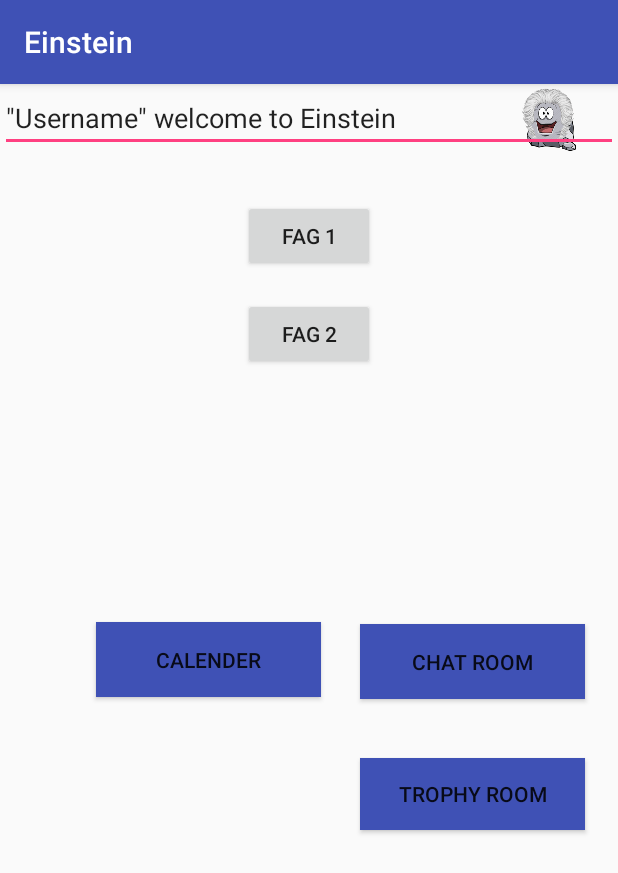
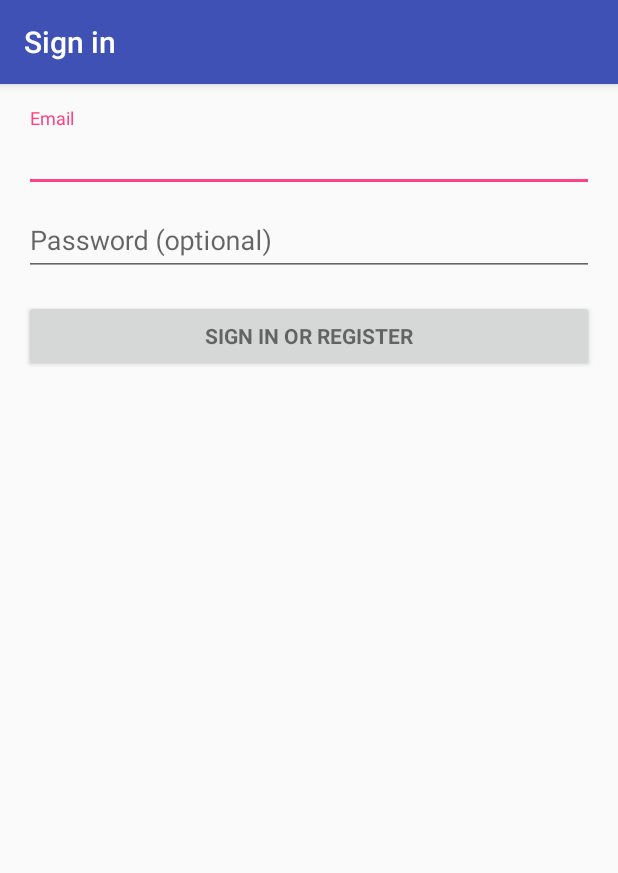
Before and after one commit to DitteCallesen/Einstein_PU, an Android app: the screen it shows after launch (MainActivity before the commit, LoginActivity after it), on a phone screen of 412 x 824 dp. Shown: the top 873 px of the screen. Run offline under Robolectric (Android 15) with nearby library versions, the phone set to English and light mode, and no system bars; 2 statements that could not run were skipped.

Commit message:
lagt til loginactivity

```diff
--- a/Einstein/app/build.gradle
+++ b/Einstein/app/build.gradle
@@ -24,6 +24,7 @@
     androidTestCompile('com.android.support.test.espresso:espresso-core:2.2.2', {
         exclude group: 'com.android.support', module: 'support-annotations'
     })
-    compile 'com.android.support:appcompat-v7:25.1.1'
+    compile 'com.android.support:appcompat-v7:25.2.0'
+    compile 'com.android.support:design:25.2.0'
     testCompile 'junit:junit:4.12'
 }
--- /dev/null
+++ b/Einstein/app/src/main/java/com/example/diteh/einstein/LoginActivity.java
@@ -0,0 +1,350 @@
+package com.example.diteh.einstein;
+
+import android.animation.Animator;
+import android.animation.AnimatorListenerAdapter;
+import android.annotation.TargetApi;
+import android.content.Intent;
+import android.content.pm.PackageManager;
+import android.support.annotation.NonNull;
+import android.support.design.widget.Snackbar;
+import android.support.v7.app.AppCompatActivity;
+import android.app.LoaderManager.LoaderCallbacks;
+
+import android.content.CursorLoader;
+import android.content.Loader;
+import android.database.Cursor;
+import android.net.Uri;
+import android.os.AsyncTask;
+
+import android.os.Build;
+import android.os.Bundle;
+import android.provider.ContactsContract;
+import android.text.TextUtils;
+import android.view.KeyEvent;
+import android.view.View;
+import android.view.View.OnClickListener;
+import android.view.inputmethod.EditorInfo;
+import android.widget.ArrayAdapter;
+import android.widget.AutoCompleteTextView;
+import android.widget.Button;
+import android.widget.EditText;
+import android.widget.TextView;
+
+import java.util.ArrayList;
+import java.util.List;
+
+import static android.Manifest.permission.READ_CONTACTS;
+
+/**
+ * A login screen that offers login via email/password.
+ */
+public class LoginActivity extends AppCompatActivity implements LoaderCallbacks<Cursor> {
+
+    /**
+     * Id to identity READ_CONTACTS permission request.
+     */
+    private static final int REQUEST_READ_CONTACTS = 0;
+
+    /**
+     * A dummy authentication store containing known user names and passwords.
+     * TODO: remove after connecting to a real authentication system.
+     */
+    private static final String[] DUMMY_CREDENTIALS = new String[]{
+            "foo@example.com:hello", "bar@example.com:world"
+    };
+    /**
+     * Keep track of the login task to ensure we can cancel it if requested.
+     */
+    private UserLoginTask mAuthTask = null;
+
+    // UI references.
+    private AutoCompleteTextView mEmailView;
+    private EditText mPasswordView;
+    private View mProgressView;
+    private View mLoginFormView;
+
+    @Override
+    protected void onCreate(Bundle savedInstanceState) {
+        super.onCreate(savedInstanceState);
+        setContentView(R.layout.activity_login);
+        // Set up the login form.
+        mEmailView = (AutoCompleteTextView) findViewById(R.id.email);
+        populateAutoComplete();
+
+        mPasswordView = (EditText) findViewById(R.id.password);
+        mPasswordView.setOnEditorActionListener(new TextView.OnEditorActionListener() {
+            @Override
+            public boolean onEditorAction(TextView textView, int id, KeyEvent keyEvent) {
+                if (id == R.id.login || id == EditorInfo.IME_NULL) {
+                    attemptLogin();
+                    return true;
+                }
+                return false;
+            }
+        });
+
+        Button mEmailSignInButton = (Button) findViewById(R.id.email_sign_in_button);
+        mEmailSignInButton.setOnClickListener(new OnClickListener() {
+            @Override
+            public void onClick(View view) {
+                attemptLogin();
+            }
+        });
+
+        mLoginFormView = findViewById(R.id.login_form);
+        mProgressView = findViewById(R.id.login_progress);
+    }
+
+    private void populateAutoComplete() {
+        if (!mayRequestContacts()) {
+            return;
+        }
+
+        getLoaderManager().initLoader(0, null, this);
+    }
+
+    private boolean mayRequestContacts() {
+        if (Build.VERSION.SDK_INT < Build.VERSION_CODES.M) {
+            return true;
+        }
+        if (checkSelfPermission(READ_CONTACTS) == PackageManager.PERMISSION_GRANTED) {
+            return true;
+        }
+        if (shouldShowRequestPermissionRationale(READ_CONTACTS)) {
+            Snackbar.make(mEmailView, R.string.permission_rationale, Snackbar.LENGTH_INDEFINITE)
+                    .setAction(android.R.string.ok, new View.OnClickListener() {
+                        @Override
+                        @TargetApi(Build.VERSION_CODES.M)
+                        public void onClick(View v) {
+                            requestPermissions(new String[]{READ_CONTACTS}, REQUEST_READ_CONTACTS);
+                        }
+                    });
+        } else {
+            requestPermissions(new String[]{READ_CONTACTS}, REQUEST_READ_CONTACTS);
+        }
+        return false;
+    }
+
+    /**
+     * Callback received when a permissions request has been completed.
+     */
+    @Override
+    public void onRequestPermissionsResult(int requestCode, @NonNull String[] permissions,
+                                           @NonNull int[] grantResults) {
+        if (requestCode == REQUEST_READ_CONTACTS) {
+            if (grantResults.length == 1 && grantResults[0] == PackageManager.PERMISSION_GRANTED) {
+                populateAutoComplete();
+            }
+        }
+    }
+
+
+    /**
+     * Attempts to sign in or register the account specified by the login form.
+     * If there are form errors (invalid email, missing fields, etc.), the
+     * errors are presented and no actual login attempt is made.
+     */
+    private void attemptLogin() {
+        if (mAuthTask != null) {
+            return;
+        }
+
+        // Reset errors.
+        mEmailView.setError(null);
+        mPasswordView.setError(null);
+
+        // Store values at the time of the login attempt.
+        String email = mEmailView.getText().toString();
+        String password = mPasswordView.getText().toString();
+
+        boolean cancel = false;
+        View focusView = null;
+
+        // Check for a valid password, if the user entered one.
+        if (!TextUtils.isEmpty(password) && !isPasswordValid(password)) {
+            mPasswordView.setError(getString(R.string.error_invalid_password));
+            focusView = mPasswordView;
+            cancel = true;
+        }
+
+        // Check for a valid email address.
+        if (TextUtils.isEmpty(email)) {
+            mEmailView.setError(getString(R.string.error_field_required));
+            focusView = mEmailView;
+            cancel = true;
+        } else if (!isEmailValid(email)) {
+            mEmailView.setError(getString(R.string.error_invalid_email));
+            focusView = mEmailView;
+            cancel = true;
+        }
+
+        if (cancel) {
+            // There was an error; don't attempt login and focus the first
+            // form field with an error.
+            focusView.requestFocus();
+        } else {
+            // Show a progress spinner, and kick off a background task to
+            // perform the user login attempt.
+            showProgress(true);
+            mAuthTask = new UserLoginTask(email, password);
+            mAuthTask.execute((Void) null);
+        }
+    }
+
+    private boolean isEmailValid(String email) {
+        //TODO: Replace this with your own logic
+        return email.contains("@");
+    }
+
+    private boolean isPasswordValid(String password) {
+        //TODO: Replace this with your own logic
+        return password.length() > 4;
+    }
+
+    /**
+     * Shows the progress UI and hides the login form.
+     */
+    @TargetApi(Build.VERSION_CODES.HONEYCOMB_MR2)
+    private void showProgress(final boolean show) {
+        // On Honeycomb MR2 we have the ViewPropertyAnimator APIs, which allow
+        // for very easy animations. If available, use these APIs to fade-in
+        // the progress spinner.
+        if (Build.VERSION.SDK_INT >= Build.VERSION_CODES.HONEYCOMB_MR2) {
+            int shortAnimTime = getResources().getInteger(android.R.integer.config_shortAnimTime);
+
+            mLoginFormView.setVisibility(show ? View.GONE : View.VISIBLE);
+            mLoginFormView.animate().setDuration(shortAnimTime).alpha(
+                    show ? 0 : 1).setListener(new AnimatorListenerAdapter() {
+                @Override
+                public void onAnimationEnd(Animator animation) {
+                    mLoginFormView.setVisibility(show ? View.GONE : View.VISIBLE);
+                }
+            });
+
+            mProgressView.setVisibility(show ? View.VISIBLE : View.GONE);
+            mProgressView.animate().setDuration(shortAnimTime).alpha(
+                    show ? 1 : 0).setListener(new AnimatorListenerAdapter() {
+                @Override
+                public void onAnimationEnd(Animator animation) {
+                    mProgressView.setVisibility(show ? View.VISIBLE : View.GONE);
+                }
+            });
+        } else {
+            // The ViewPropertyAnimator APIs are not available, so simply show
+            // and hide the relevant UI components.
+            mProgressView.setVisibility(show ? View.VISIBLE : View.GONE);
+            mLoginFormView.setVisibility(show ? View.GONE : View.VISIBLE);
+        }
+    }
+
+    @Override
+    public Loader<Cursor> onCreateLoader(int i, Bundle bundle) {
+        return new CursorLoader(this,
+                // Retrieve data rows for the device user's 'profile' contact.
+                Uri.withAppendedPath(ContactsContract.Profile.CONTENT_URI,
+                        ContactsContract.Contacts.Data.CONTENT_DIRECTORY), ProfileQuery.PROJECTION,
+
+                // Select only email addresses.
+                ContactsContract.Contacts.Data.MIMETYPE +
+                        " = ?", new String[]{ContactsContract.CommonDataKinds.Email
+                .CONTENT_ITEM_TYPE},
+
+                // Show primary email addresses first. Note that there won't be
+                // a primary email address if the user hasn't specified one.
+                ContactsContract.Contacts.Data.IS_PRIMARY + " DESC");
+    }
+
+    @Override
+    public void onLoadFinished(Loader<Cursor> cursorLoader, Cursor cursor) {
+        List<String> emails = new ArrayList<>();
+        cursor.moveToFirst();
+        while (!cursor.isAfterLast()) {
+            emails.add(cursor.getString(ProfileQuery.ADDRESS));
+            cursor.moveToNext();
+        }
+
+        addEmailsToAutoComplete(emails);
+    }
+
+    @Override
+    public void onLoaderReset(Loader<Cursor> cursorLoader) {
+
+    }
+
+    private void addEmailsToAutoComplete(List<String> emailAddressCollection) {
+        //Create adapter to tell the AutoCompleteTextView what to show in its dropdown list.
+        ArrayAdapter<String> adapter =
+                new ArrayAdapter<>(LoginActivity.this,
+                        android.R.layout.simple_dropdown_item_1line, emailAddressCollection);
+
+        mEmailView.setAdapter(adapter);
+    }
+
+
+    private interface ProfileQuery {
+        String[] PROJECTION = {
+                ContactsContract.CommonDataKinds.Email.ADDRESS,
+                ContactsContract.CommonDataKinds.Email.IS_PRIMARY,
+        };
+
+        int ADDRESS = 0;
+        int IS_PRIMARY = 1;
+    }
+
+    /**
+     * Represents an asynchronous login/registration task used to authenticate
+     * the user.
+     */
+    public class UserLoginTask extends AsyncTask<Void, Void, Boolean> {
+
+        private final String mEmail;
+        private final String mPassword;
+
+        UserLoginTask(String email, String password) {
+            mEmail = email;
+            mPassword = password;
+        }
+
+        @Override
+        protected Boolean doInBackground(Void... params) {
+            // TODO: attempt authentication against a network service.
+
+            try {
+                // Simulate network access.
+                Thread.sleep(2000);
+            } catch (InterruptedException e) {
+                return false;
+            }
+
+            for (String credential : DUMMY_CREDENTIALS) {
+                String[] pieces = credential.split(":");
+                if (pieces[0].equals(mEmail)) {
+                    // Account exists, return true if the password matches.
+                    return pieces[1].equals(mPassword);
+                }
+            }
+
+            // TODO: register the new account here.
+            return false;
+        }
+
+        @Override
+        protected void onPostExecute(final Boolean success) {
+            mAuthTask = null;
+            showProgress(false);
+            startActivity(new Intent(getApplicationContext(),MainActivity.class));
+            if (success) {
+                finish();
+            } else {
+                mPasswordView.setError(getString(R.string.error_incorrect_password));
+                mPasswordView.requestFocus();
+            }
+        }
+
+        @Override
+        protected void onCancelled() {
+            mAuthTask = null;
+            showProgress(false);
+        }
+    }
+}
--- /dev/null
+++ b/Einstein/app/src/main/res/layout/activity_login.xml
@@ -0,0 +1,77 @@
+<LinearLayout xmlns:android="http://schemas.android.com/apk/res/android"
+    xmlns:tools="http://schemas.android.com/tools"
+    android:layout_width="match_parent"
+    android:layout_height="match_parent"
+    android:gravity="center_horizontal"
+    android:orientation="vertical"
+    android:paddingBottom="@dimen/activity_vertical_margin"
+    android:paddingLeft="@dimen/activity_horizontal_margin"
+    android:paddingRight="@dimen/activity_horizontal_margin"
+    android:paddingTop="@dimen/activity_vertical_margin"
+    tools:context="com.example.diteh.einstein.LoginActivity">
+
+    <!-- Login progress -->
+    <ProgressBar
+        android:id="@+id/login_progress"
+        style="?android:attr/progressBarStyleLarge"
+        android:layout_width="wrap_content"
+        android:layout_height="wrap_content"
+        android:layout_marginBottom="8dp"
+        android:visibility="gone" />
+
+    <ScrollView
+        android:id="@+id/login_form"
+        android:layout_width="match_parent"
+        android:layout_height="match_parent">
+
+        <LinearLayout
+            android:id="@+id/email_login_form"
+            android:layout_width="match_parent"
+            android:layout_height="wrap_content"
+            android:orientation="vertical">
+
+            <android.support.design.widget.TextInputLayout
+                android:layout_width="match_parent"
+                android:layout_height="wrap_content">
+
+                <AutoCompleteTextView
+                    android:id="@+id/email"
+                    android:layout_width="match_parent"
+                    android:layout_height="wrap_content"
+                    android:hint="@string/prompt_email"
+                    android:inputType="textEmailAddress"
+                    android:maxLines="1"
+                    android:singleLine="true" />
+
+            </android.support.design.widget.TextInputLayout>
+
+            <android.support.design.widget.TextInputLayout
+                android:layout_width="match_parent"
+                android:layout_height="wrap_content">
+
+                <EditText
+                    android:id="@+id/password"
+                    android:layout_width="match_parent"
+                    android:layout_height="wrap_content"
+                    android:hint="@string/prompt_password"
+                    android:imeActionId="@+id/login"
+                    android:imeActionLabel="@string/action_sign_in_short"
+                    android:imeOptions="actionUnspecified"
+                    android:inputType="textPassword"
+                    android:maxLines="1"
+                    android:singleLine="true" />
+
+            </android.support.design.widget.TextInputLayout>
+
+            <Button
+                android:id="@+id/email_sign_in_button"
+                style="?android:textAppearanceSmall"
+                android:layout_width="match_parent"
+                android:layout_height="wrap_content"
+                android:layout_marginTop="16dp"
+                android:text="@string/action_sign_in"
+                android:textStyle="bold" />
+
+        </LinearLayout>
+    </ScrollView>
+</LinearLayout>
--- a/Einstein/app/src/main/res/values/strings.xml
+++ b/Einstein/app/src/main/res/values/strings.xml
@@ -17,4 +17,18 @@
     <string name="theme2_6">Tema6</string>
     <string name="theme2_7">Tema7</string>
     <string name="theme2_8">Tema8</string>
+    <string name="title_activity_login">Sign in</string>
+
+    <!-- Strings related to login -->
+    <string name="prompt_email">Email</string>
+    <string name="prompt_password">Password (optional)</string>
+    <string name="action_sign_in">Sign in or register</string>
+    <string name="action_sign_in_short">Sign in</string>
+    <string name="error_invalid_email">This email address is invalid</string>
+    <string name="error_invalid_password">This password is too short</string>
+    <string name="error_incorrect_password">This password is incorrect</string>
+    <string name="error_field_required">This field is required</string>
+    <string name="permission_rationale">"Contacts permissions are needed for providing email
+        completions."
+    </string>
 </resources>
```
Also changed, not shown: Einstein/app/src/main/AndroidManifest.xml (+13 -2 lines).
